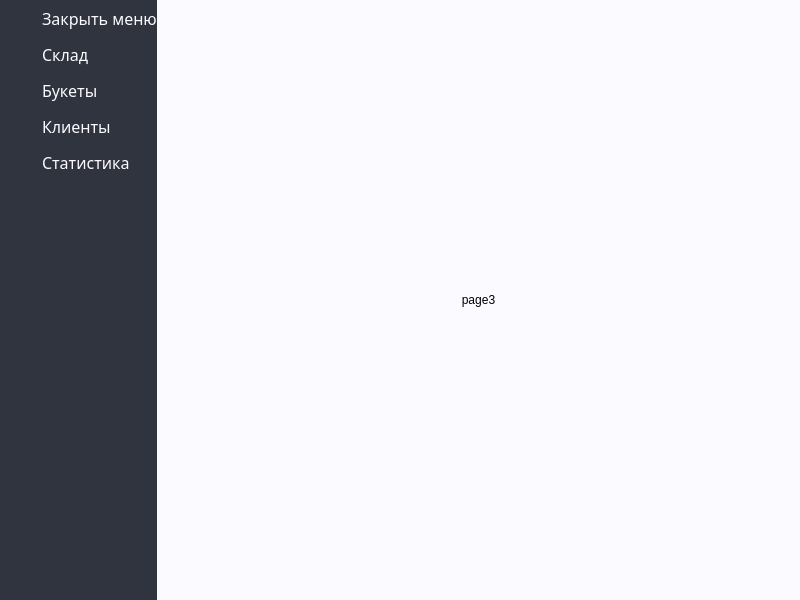
First picture: the form in Organiser/mainwindow.ui, repository et3rnalpain/Organiser, before the edit.
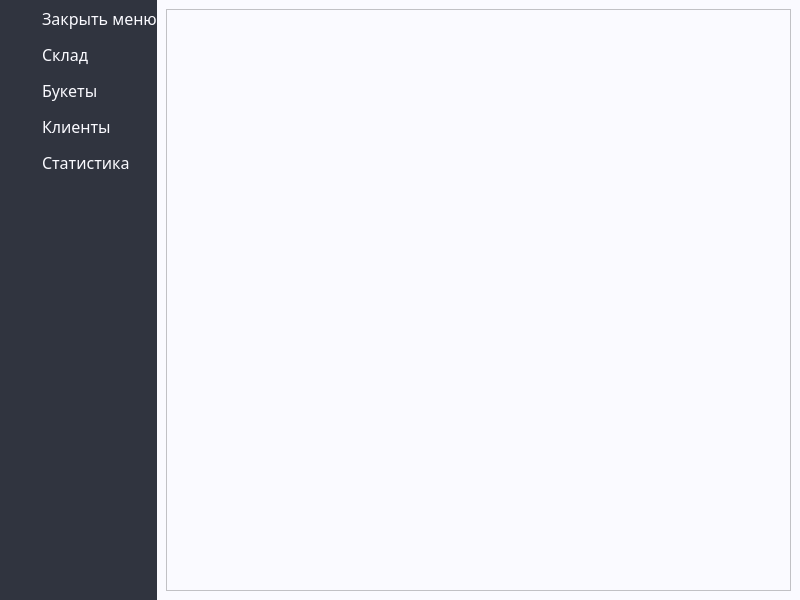
Second picture: the form after the edit. The open tabs and pages were chosen to show the change. Icons and pictures are not drawn.

The edit to the form file:
```diff
--- a/Organiser/mainwindow.ui
+++ b/Organiser/mainwindow.ui
@@ -949,17 +949,7 @@
          <widget class="QWidget" name="page_3">
           <layout class="QHBoxLayout" name="horizontalLayout_4">
            <item>
-            <widget class="QLabel" name="label_3">
-             <property name="styleSheet">
-              <string notr="true">background-color:#;</string>
-             </property>
-             <property name="text">
-              <string>page3</string>
-             </property>
-             <property name="alignment">
-              <set>Qt::AlignCenter</set>
-             </property>
-            </widget>
+            <widget class="QTableView" name="info"/>
            </item>
           </layout>
          </widget>
```
Left out of the diff: 2 changed lines with no effect on the pictures.
